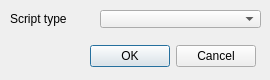
This is ui/qdlginsertscript.ui in CoppeliaRobotics/coppeliaSimLib as Qt 5 draws it before an edit. The edited form follows.
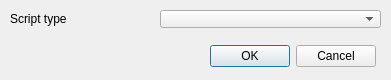
This is the edited form.

Diff of the .ui file:
```diff
--- a/ui/qdlginsertscript.ui
+++ b/ui/qdlginsertscript.ui
@@ -6,7 +6,7 @@
    <rect>
     <x>0</x>
     <y>0</y>
-    <width>270</width>
+    <width>391</width>
     <height>80</height>
    </rect>
   </property>
@@ -21,7 +21,7 @@
     <rect>
      <x>10</x>
      <y>10</y>
-     <width>91</width>
+     <width>151</width>
      <height>18</height>
     </rect>
    </property>
@@ -32,9 +32,9 @@
   <widget class="QComboBox" name="qqCombo">
    <property name="geometry">
     <rect>
-     <x>100</x>
+     <x>160</x>
      <y>10</y>
-     <width>161</width>
+     <width>221</width>
      <height>18</height>
     </rect>
    </property>
@@ -44,7 +44,7 @@
     <rect>
      <x>15</x>
      <y>40</y>
-     <width>241</width>
+     <width>361</width>
      <height>32</height>
     </rect>
    </property>
```
